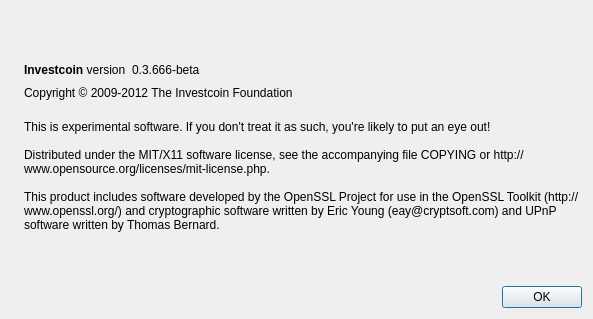
ddnut/Investacoin, file src/qt/forms/aboutdialog.ui: the form before one commit.
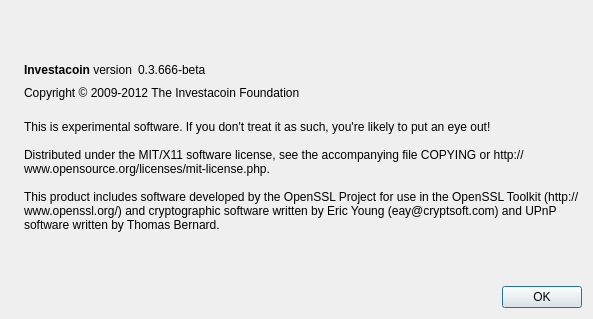
The form after the commit. Icons and pictures are not drawn.

What changed in the file:
```diff
--- a/src/qt/forms/aboutdialog.ui
+++ b/src/qt/forms/aboutdialog.ui
@@ -50,7 +50,7 @@
           <cursorShape>IBeamCursor</cursorShape>
          </property>
          <property name="text">
-          <string>&lt;b&gt;Investcoin&lt;/b&gt; version</string>
+          <string>&lt;b&gt;Investacoin&lt;/b&gt; version</string>
          </property>
          <property name="textInteractionFlags">
           <set>Qt::LinksAccessibleByMouse|Qt::TextSelectableByKeyboard|Qt::TextSelectableByMouse</set>
@@ -91,7 +91,7 @@
         <cursorShape>IBeamCursor</cursorShape>
        </property>
        <property name="text">
-        <string>Copyright © 2009-2012 The Investcoin Foundation</string>
+        <string>Copyright © 2009-2012 The Investacoin Foundation</string>
        </property>
        <property name="textInteractionFlags">
         <set>Qt::LinksAccessibleByMouse|Qt::TextSelectableByKeyboard|Qt::TextSelectableByMouse</set>
```
Left out of the diff: 2 changed lines with no effect on the pictures.
